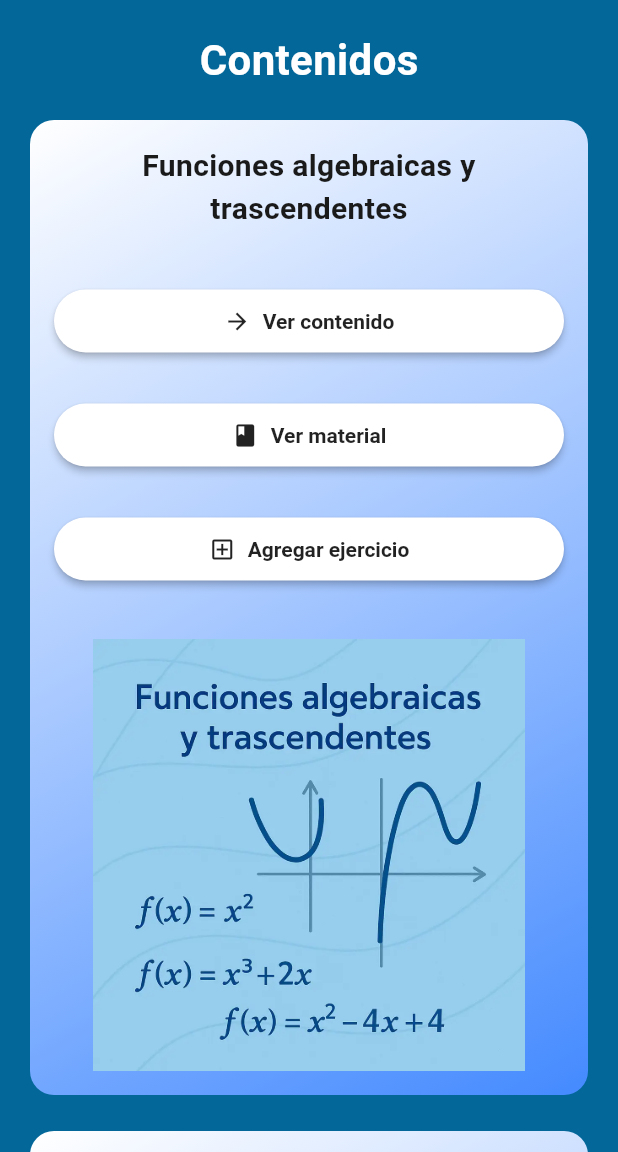
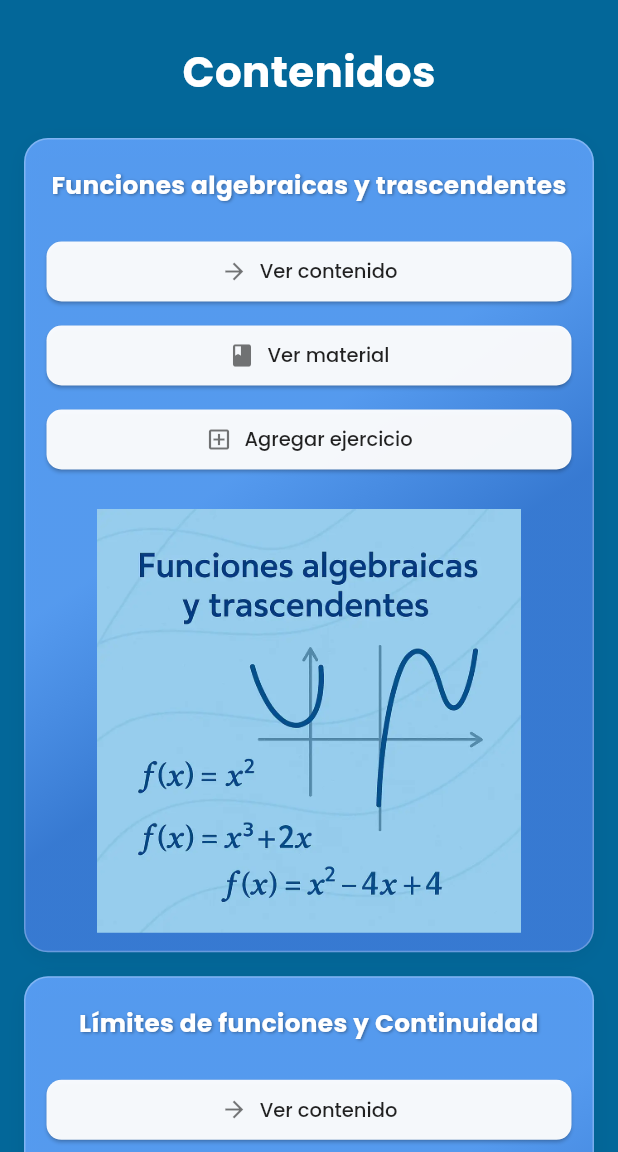
Before and after one commit to Raccoon0G/studyconnect, a Flutter app: the ContentPage screen opened by its route, on a phone screen of 412 x 824 dp, the part 84-1236 px from its top. Run offline on Flutter 3.47's test engine with Material 3 defaults, Android fonts, the light colour scheme and no system bars; our stand-ins replace audioplayers, cached_network_image, cloud_firestore, confetti, expansion_tile_card, file_picker and 12 more; missing offline and left inert: dart:html, dart:ui_web, flutter_facebook_auth, flutter_math_fork; accounts and stored records are empty; generated files the repository leaves out were written again.

Commit message:
Modifique el contentpage y card tema para que se viera más estetico

```diff
--- a/lib/screens/content_page.dart
+++ b/lib/screens/content_page.dart
@@ -1,7 +1,6 @@
 import 'package:flutter/material.dart';
 import 'package:google_fonts/google_fonts.dart';
 import 'package:study_connect/widgets/card_tema.dart';
-import 'package:study_connect/widgets/notification_icon_widget.dart';
 import 'package:firebase_auth/firebase_auth.dart';
 import 'package:study_connect/widgets/widgets.dart' show CustomAppBar;
 
@@ -12,24 +11,72 @@ class ContentPage extends StatelessWidget {
     {
       'clave': 'FnAlg',
       'titulo': 'Funciones algebraicas y trascendentes',
-      'imagen': 'funciones.webp',
+      'imagen': 'assets/images/funciones.webp',
     },
     {
       'clave': 'Lim',
       'titulo': 'Límites de funciones y Continuidad',
-      'imagen': 'limites.webp',
+      'imagen': 'assets/images/limites3.webp',
     },
     {
       'clave': 'Der',
       'titulo': 'Derivada y optimización',
-      'imagen': 'derivadas3.webp',
+      'imagen': 'assets/images/derivadas5.webp',
     },
     {
       'clave': 'TecInteg',
       'titulo': 'Técnicas de integración',
-      'imagen': 'tecnicas2.webp',
+      'imagen': 'assets/images/tecnicas2.webp',
     },
   ];
+
+  void _showLoginRequiredDialog(BuildContext context) {
+    showDialog(
+      context: context,
+      builder:
+          (BuildContext dialogContext) => AlertDialog(
+            shape: RoundedRectangleBorder(
+              borderRadius: BorderRadius.circular(15),
+            ),
+            title: Text(
+              'Inicio de Sesión Requerido',
+              style: GoogleFonts.poppins(fontWeight: FontWeight.bold),
+            ),
+            content: Text(
+              'Para realizar esta acción, necesitas iniciar sesión.',
+              style: GoogleFonts.poppins(),
+            ),
+            actions: <Widget>[
+              TextButton(
+                child: Text(
+                  'Cancelar',
+                  style: GoogleFonts.poppins(
+                    color: Theme.of(dialogContext).colorScheme.secondary,
+                  ),
+                ),
+                onPressed: () {
+                  Navigator.of(dialogContext).pop();
+                },
+              ),
+              ElevatedButton(
+                style: ElevatedButton.styleFrom(
+                  backgroundColor: Theme.of(dialogContext).colorScheme.primary,
+                  foregroundColor:
+                      Theme.of(dialogContext).colorScheme.onPrimary,
+                  shape: RoundedRectangleBorder(
+                    borderRadius: BorderRadius.circular(10),
+                  ),
+                ),
+                child: Text('Iniciar Sesión', style: GoogleFonts.poppins()),
+                onPressed: () {
+                  Navigator.of(dialogContext).pop();
+                  Navigator.pushNamed(context, '/login');
+                },
+              ),
+            ],
+          ),
+    );
+  }
 
   Widget _botonProtegido(
     BuildContext context, {
@@ -38,181 +85,127 @@ class ContentPage extends StatelessWidget {
     required String ruta,
   }) {
     final isLoggedIn = FirebaseAuth.instance.currentUser != null;
-
     return ElevatedButton.icon(
       onPressed: () {
         if (!isLoggedIn) {
-          showDialog(
-            context: context,
-            builder:
-                (context) => AlertDialog(
-                  title: const Text('Inicio de sesión requerido'),
-                  content: const Text(
-                    'Para realizar esta acción necesitas iniciar sesión.',
-                  ),
-                  actions: [
-                    TextButton(
-                      onPressed: () => Navigator.pop(context),
-                      child: const Text('Cancelar'),
-                    ),
-                    ElevatedButton(
-                      onPressed: () {
-                        Navigator.pop(context);
-                        Navigator.pushNamed(context, '/login');
-                      },
-                      child: const Text('Iniciar sesión'),
-                    ),
-                  ],
-                ),
-          );
+          _showLoginRequiredDialog(context);
         } else {
           Navigator.pushNamed(context, ruta);
         }
       },
-      icon: Icon(icono),
-      label: Text(texto),
+      icon: Icon(icono, size: 16),
+      label: Text(texto, style: GoogleFonts.poppins(fontSize: 13)),
       style: ElevatedButton.styleFrom(
         backgroundColor: Colors.white,
-        foregroundColor: isLoggedIn ? Colors.black : Colors.grey.shade600,
-        elevation: isLoggedIn ? 4 : 0,
+        foregroundColor: isLoggedIn ? Colors.black87 : Colors.grey.shade600,
+        elevation: isLoggedIn ? 3 : 0,
+        padding: const EdgeInsets.symmetric(horizontal: 16, vertical: 10),
+        shape: RoundedRectangleBorder(borderRadius: BorderRadius.circular(8)),
       ),
     );
   }
 
   @override
   Widget build(BuildContext context) {
-    //final isWide = MediaQuery.of(context).size.width > 800;
+    final theme = Theme.of(context);
+    final screenWidth = MediaQuery.of(context).size.width;
+
+    int crossAxisCount;
+    double childAspectRatio;
+    double mainAxisSpacing = 16.0;
+    double crossAxisSpacing = 16.0;
+    EdgeInsets gridPadding = const EdgeInsets.symmetric(
+      horizontal: 16.0,
+      vertical: 20.0,
+    );
+
+    if (screenWidth > 1150) {
+      crossAxisCount = 4;
+      childAspectRatio =
+          0.72; // Ajusta este valor para que la imagen tenga buen tamaño
+      mainAxisSpacing = 20.0;
+      crossAxisSpacing = 20.0;
+      gridPadding = const EdgeInsets.symmetric(
+        horizontal: 24.0,
+        vertical: 20.0,
+      );
+    } else if (screenWidth > 850) {
+      crossAxisCount = 3;
+      childAspectRatio = 0.7;
+      mainAxisSpacing = 18.0;
+      crossAxisSpacing = 18.0;
+    } else if (screenWidth > 550) {
+      crossAxisCount = 2;
+      childAspectRatio = 0.75;
+    } else {
+      crossAxisCount = 1;
+      childAspectRatio = 0.7;
+    }
 
     return Scaffold(
       backgroundColor: const Color(0xFF036799),
-      appBar: const CustomAppBar(showBack: true),
-
+      appBar: const CustomAppBar(titleText: "Study Connect", showBack: true),
       body: SingleChildScrollView(
-        padding: const EdgeInsets.all(20),
+        padding: gridPadding,
         child: Column(
-          crossAxisAlignment: CrossAxisAlignment.start,
+          crossAxisAlignment: CrossAxisAlignment.center,
           children: [
-            Center(
-              child: const Text(
+            Padding(
+              padding: const EdgeInsets.only(bottom: 24.0, top: 8.0),
+              child: Text(
                 'Contenidos',
-                style: TextStyle(
+                style: GoogleFonts.poppins(
                   fontSize: 28,
                   fontWeight: FontWeight.bold,
                   color: Colors.white,
                 ),
               ),
             ),
-            const SizedBox(height: 20),
+
+            GridView.builder(
+              shrinkWrap: true,
+              physics: const NeverScrollableScrollPhysics(),
+              gridDelegate: SliverGridDelegateWithFixedCrossAxisCount(
+                crossAxisCount: crossAxisCount,
+                crossAxisSpacing: crossAxisSpacing,
+                mainAxisSpacing: mainAxisSpacing,
+                childAspectRatio: childAspectRatio,
+              ),
+              itemCount: temas.length,
+              itemBuilder: (context, index) {
+                final tema = temas[index];
+                // CardTema ahora maneja su propio onTap principal
+                return CardTema(
+                  titulo: tema['titulo']!,
+                  clave: tema['clave']!,
+                  imagen: tema['imagen']!,
+                );
+              },
+            ),
+            const SizedBox(height: 32),
 
             Center(
               child: Wrap(
-                spacing: 24,
-                runSpacing: 24,
+                spacing: 16,
+                runSpacing: 12,
                 alignment: WrapAlignment.center,
-                children: [
-                  CardTema(
-                    titulo: 'Funciones algebraicas y trascendentes',
-                    clave: 'FnAlg',
-                    imagen: 'funciones.webp',
-                  ),
-                  CardTema(
-                    titulo: 'Límites de funciones y Continuidad',
-                    clave: 'Lim',
-                    imagen: 'limites3.webp',
-                  ),
-                  CardTema(
-                    titulo: 'Derivada y optimización',
-                    clave: 'Der',
-                    imagen: 'derivadas5.webp',
-                  ),
-                  CardTema(
-                    titulo: 'Técnicas de integración',
-                    clave: 'TecInteg',
-                    imagen: 'tecnicas2.webp',
-                  ),
-                ],
-              ),
-            ),
-            //OTRA VISTA DE LAS TARJETAS
-            //isWide
-            //    ? Center(
-            //      child: SizedBox(
-            //        width:
-            //            MediaQuery.of(context).size.width *
-            //            0.94, // margen lateral
-            //        child: SingleChildScrollView(
-            //          scrollDirection: Axis.horizontal,
-            //          child: Row(
-            //            mainAxisAlignment: MainAxisAlignment.center,
-            //            children:
-            //                temas.map((tema) {
-            //                  return Padding(
-            //                    padding: const EdgeInsets.symmetric(
-            //                      horizontal: 12,
-            //                    ),
-            //                    child: _buildCard(context, tema),
-            //                  );
-            //                }).toList(),
-            //          ),
-            //        ),
-            //      ),
-            //    )
-            //    : Column(
-            //      children:
-            //          temas
-            //              .map(
-            //                (tema) => Padding(
-            //                  padding: const EdgeInsets.only(bottom: 16),
-            //                  child: _buildCard(context, tema),
-            //                ),
-            //              )
-            //              .toList(),
-            //    ),
-            const SizedBox(height: 30),
-            // Row(
-            //   mainAxisAlignment: MainAxisAlignment.center,
-            //   children: [
-            //     ElevatedButton.icon(
-            //       onPressed:
-            //           () => Navigator.pushNamed(context, '/exercise_upload'),
-            //       icon: const Icon(Icons.add),
-            //       label: const Text('Agregar ejercicio'),
-            //       style: ElevatedButton.styleFrom(
-            //         backgroundColor: Colors.white,
-            //         foregroundColor: Colors.black,
-            //       ),
-            //     ),
-            //     const SizedBox(width: 16),
-            //     ElevatedButton.icon(
-            //       onPressed:
-            //           () => Navigator.pushNamed(context, '/upload_material'),
-            //       icon: const Icon(Icons.add),
-            //       label: const Text('Agregar material'),
-            //       style: ElevatedButton.styleFrom(
-            //         backgroundColor: Colors.white,
-            //         foregroundColor: Colors.black,
-            //       ),
-            //     ),
-            //   ],
-            // ),
-            Row(
-              mainAxisAlignment: MainAxisAlignment.center,
                 children: [
                   _botonProtegido(
                     context,
-                  icono: Icons.add,
+                    icono: Icons.add_circle_outline,
                     texto: 'Agregar ejercicio',
                     ruta: '/exercise_upload',
                   ),
-                const SizedBox(width: 16),
                   _botonProtegido(
                     context,
-                  icono: Icons.add,
+                    icono: Icons.post_add_outlined,
                     texto: 'Agregar material',
                     ruta: '/upload_material',
                   ),
                 ],
               ),
+            ),
+            const SizedBox(height: 20),
           ],
         ),
       ),
--- a/lib/widgets/card_tema.dart
+++ b/lib/widgets/card_tema.dart
@@ -1,5 +1,6 @@
 import 'package:flutter/material.dart';
 import 'package:google_fonts/google_fonts.dart';
+import 'package:firebase_auth/firebase_auth.dart';
 
 class CardTema extends StatefulWidget {
   final String titulo;
@@ -20,19 +21,109 @@ class CardTema extends StatefulWidget {
 class _CardTemaState extends State<CardTema> {
   bool isHovered = false;
 
+  void _showLoginRequiredDialog(BuildContext context) {
+    showDialog(
+      context: context,
+      builder:
+          (BuildContext dialogContext) => AlertDialog(
+            shape: RoundedRectangleBorder(
+              borderRadius: BorderRadius.circular(15),
+            ),
+            title: Text(
+              'Inicio de Sesión Requerido',
+              style: GoogleFonts.poppins(fontWeight: FontWeight.bold),
+            ),
+            content: Text(
+              'Para realizar esta acción, necesitas iniciar sesión.',
+              style: GoogleFonts.poppins(),
+            ),
+            actions: <Widget>[
+              TextButton(
+                child: Text(
+                  'Cancelar',
+                  style: GoogleFonts.poppins(
+                    color: Theme.of(dialogContext).colorScheme.secondary,
+                  ),
+                ),
+                onPressed: () {
+                  Navigator.of(dialogContext).pop();
+                },
+              ),
+              ElevatedButton(
+                style: ElevatedButton.styleFrom(
+                  backgroundColor: Theme.of(dialogContext).colorScheme.primary,
+                  foregroundColor:
+                      Theme.of(dialogContext).colorScheme.onPrimary,
+                  shape: RoundedRectangleBorder(
+                    borderRadius: BorderRadius.circular(10),
+                  ),
+                ),
+                child: Text('Iniciar Sesión', style: GoogleFonts.poppins()),
+                onPressed: () {
+                  Navigator.of(dialogContext).pop();
+                  Navigator.pushNamed(context, '/login');
+                },
+              ),
+            ],
+          ),
+    );
+  }
+
+  Widget _buildButton(
+    BuildContext context,
+    String texto,
+    IconData icono,
+    VoidCallback onPressedCallback,
+  ) {
+    // Mantenemos el estilo de tus botones internos originales
+    final theme = Theme.of(context);
+    return Padding(
+      padding: const EdgeInsets.symmetric(vertical: 4.0),
+      child: ElevatedButton.icon(
+        onPressed: onPressedCallback,
+        icon: Icon(icono, size: 18, color: Colors.black54),
+        label: Text(
+          texto,
+          style: GoogleFonts.poppins(
+            fontSize: 13,
+            fontWeight: FontWeight.w500,
+            color: Colors.black87,
+          ),
+        ),
+        style: ElevatedButton.styleFrom(
+          backgroundColor: Colors.white.withOpacity(0.95),
+          elevation: 1,
+          minimumSize: const Size.fromHeight(40),
+          padding: const EdgeInsets.symmetric(horizontal: 12),
+          shape: RoundedRectangleBorder(
+            borderRadius: BorderRadius.circular(10),
+          ),
+        ),
+      ),
+    );
+  }
+
   @override
   Widget build(BuildContext context) {
-    final bool isWide = MediaQuery.of(context).size.width > 1000;
+    final theme = Theme.of(context);
 
     return MouseRegion(
       onEnter: (_) => setState(() => isHovered = true),
       onExit: (_) => setState(() => isHovered = false),
       child: GestureDetector(
+        // <--- GESTURE DETECTOR PRINCIPAL PARA TODA LA TARJETA
         onTap: () {
+          // Acción por defecto al tocar la tarjeta (navegar a lista de ejercicios)
+          print(
+            'Card Tapped: Navigating to /exercise_list with clave: ${widget.clave}, titulo: ${widget.titulo}',
+          );
           Navigator.pushNamed(
             context,
             '/exercise_list',
-            arguments: {'tema': widget.clave, 'titulo': widget.titulo},
+            arguments: {
+              'tema': widget.clave,
+              'titulo': widget.titulo,
+            }, // Usar 'tema' como clave para los argumentos
           );
         },
         child: AnimatedContainer(
@@ -40,61 +131,138 @@ class _CardTemaState extends State<CardTema> {
           curve: Curves.easeOut,
           transform:
               isHovered
-                  ? (Matrix4.identity()..scale(1.03))
+                  ? (Matrix4.identity()..scale(1.02))
                   : Matrix4.identity(),
-
           decoration: BoxDecoration(
-            boxShadow:
-                isHovered
-                    ? [
+            borderRadius: BorderRadius.circular(18),
+            boxShadow: [
               BoxShadow(
-                        color: Colors.black.withOpacity(0.08),
-                        blurRadius: 12,
-                        offset: Offset(0, 6),
+                color: Colors.black.withOpacity(isHovered ? 0.12 : 0.06),
+                blurRadius: isHovered ? 18 : 10,
+                spreadRadius: isHovered ? 1 : 0,
+                offset: Offset(0, isHovered ? 6 : 3),
               ),
-                    ]
-                    : [],
-            borderRadius: BorderRadius.circular(16),
+            ],
           ),
           child: Container(
-            height: 650,
-            width: isWide ? 400 : double.infinity,
-            padding: const EdgeInsets.all(16),
+            // La altura se manejará por el contenido y cómo se coloque en ContentPage
+            // width: isWide ? 400 : double.infinity, // El Wrap en ContentPage controlará el ancho
             decoration: BoxDecoration(
-              gradient: const LinearGradient(
-                colors: [Colors.white, Colors.blueAccent],
+              gradient: LinearGradient(
+                colors: [
+                  const Color(0xFF63A4FF).withOpacity(0.85),
+                  const Color(0xFF3A7BD5).withOpacity(0.95),
+                ],
                 begin: Alignment.topLeft,
                 end: Alignment.bottomRight,
+                stops: const [0.4, 0.6],
               ),
               borderRadius: BorderRadius.circular(16),
+              border: Border.all(
+                color: Colors.white.withOpacity(0.25),
+                width: 1.0,
+              ),
             ),
             child: Column(
-              mainAxisAlignment: MainAxisAlignment.spaceBetween,
+              crossAxisAlignment: CrossAxisAlignment.stretch,
               children: [
-                Column(
+                Padding(
+                  padding: const EdgeInsets.fromLTRB(14, 18, 14, 10),
+                  child: Column(
+                    mainAxisSize: MainAxisSize.min,
+                    crossAxisAlignment: CrossAxisAlignment.stretch,
                     children: [
                       Text(
                         widget.titulo,
                         textAlign: TextAlign.center,
-                      style: GoogleFonts.roboto(
-                        fontSize: 20,
+                        style: GoogleFonts.poppins(
+                          fontSize: 16.5,
                           fontWeight: FontWeight.bold,
-                        color: const Color(0xFF1A1A1A),
+                          color: Colors.white,
+                          shadows: [
+                            Shadow(
+                              blurRadius: 2.0,
+                              color: Colors.black.withOpacity(0.35),
+                              offset: const Offset(1, 1),
                             ),
+                          ],
                         ),
-                    const SizedBox(height: 30),
-                    _buildButton(context, 'Ver contenido', Icons.arrow_forward),
-                    const SizedBox(height: 16),
-                    _buildButton(context, 'Ver material', Icons.book),
-                    const SizedBox(height: 16),
+                        maxLines: 2,
+                        overflow: TextOverflow.ellipsis,
+                      ),
+                      const SizedBox(height: 18),
+                      _buildButton(
+                        context,
+                        'Ver contenido',
+                        Icons.arrow_forward,
+                        () {
+                          // Icono original
+                          print(
+                            'Button "Ver contenido" Tapped: Navigating to /exercise_list with clave: ${widget.clave}, titulo: ${widget.titulo}',
+                          );
+                          Navigator.pushNamed(
+                            context,
+                            '/exercise_list', // Ruta original del CardTema para "Ver contenido"
+                            arguments: {
+                              'tema': widget.clave,
+                              'titulo': widget.titulo,
+                            },
+                          );
+                        },
+                      ),
+                      _buildButton(context, 'Ver material', Icons.book, () {
+                        // Icono original
+                        print(
+                          'Button "Ver material" Tapped: Navigating to /material_list with clave: ${widget.clave}, titulo: ${widget.titulo}',
+                        );
+                        Navigator.pushNamed(
+                          context,
+                          '/material_list',
+                          arguments: {
+                            'tema': widget.clave,
+                            'titulo': widget.titulo,
+                          }, // Usar 'tema'
+                        );
+                      }),
                       _buildButton(
                         context,
                         'Agregar ejercicio',
                         Icons.add_box_outlined,
+                        () {
+                          // Icono original
+                          final isLoggedIn =
+                              FirebaseAuth.instance.currentUser != null;
+                          if (!isLoggedIn) {
+                            _showLoginRequiredDialog(context);
+                          } else {
+                            print(
+                              'Button "Agregar ejercicio" Tapped: Navigating to /exercise_upload',
+                            );
+                            // En tu ContentPage original, _botonProtegido para 'Agregar ejercicio' no pasaba argumentos.
+                            // Si necesitas pasar argumentos para esta ruta DESDE CardTema, añádelos aquí.
+                            // Ejemplo: arguments: {'temaClave': widget.clave}
+                            Navigator.pushNamed(context, '/exercise_upload');
+                          }
+                        },
                       ),
                     ],
                   ),
-                _buildImage(widget.imagen),
+                ),
+                const SizedBox(height: 8),
+                Expanded(
+                  child: Padding(
+                    padding: const EdgeInsets.fromLTRB(12, 0, 12, 12),
+                    child: ClipRRect(
+                      borderRadius: BorderRadius.circular(10.0),
+                      child: Image.asset(
+                        widget
+                            .imagen, // Asegúrate que esta ruta ya incluya 'assets/images/'
+                        fit: BoxFit.contain,
+                        alignment: Alignment.center,
+                      ),
+                    ),
+                  ),
+                ),
               ],
             ),
           ),
@@ -102,58 +270,4 @@ class _CardTemaState extends State<CardTema> {
       ),
     );
   }
-
-  Widget _buildButton(BuildContext context, String texto, IconData icono) {
-    return Padding(
-      padding: const EdgeInsets.symmetric(vertical: 6.0),
-      child: ElevatedButton.icon(
-        onPressed: () {
-          if (texto == 'Ver contenido') {
-            Navigator.pushNamed(
-              context,
-              '/exercise_list',
-              arguments: {'tema': widget.clave, 'titulo': widget.titulo},
-            );
-          } else if (texto == 'Ver material') {
-            Navigator.pushNamed(
-              context,
-              '/material_list',
-              arguments: {'tema': widget.clave, 'titulo': widget.titulo},
-            );
-          } else if (texto == 'Agregar ejercicio') {
-            Navigator.pushNamed(context, '/exercise_upload');
 }
-        },
-        icon: Icon(icono, size: 18),
-        label: Text(texto, style: const TextStyle(fontWeight: FontWeight.w600)),
-        style: ElevatedButton.styleFrom(
-          backgroundColor: Colors.white,
-          foregroundColor: Colors.black87,
-          elevation: 2,
-          minimumSize: const Size.fromHeight(42),
-          padding: const EdgeInsets.symmetric(horizontal: 16),
-          shape: RoundedRectangleBorder(
-            borderRadius: BorderRadius.circular(30),
-          ),
-        ),
-      ),
-    );
-  }
-
-  Widget _buildImage(String assetName) {
-    return Flexible(
-      child: Padding(
-        padding: const EdgeInsets.only(top: 30),
-        child: ClipRRect(
-          borderRadius: BorderRadius.circular(12),
-          child: Image.asset(
-            'assets/images/$assetName',
-            fit: BoxFit.contain,
-            alignment: Alignment.topCenter,
-            width: double.infinity,
-          ),
-        ),
-      ),
-    );
-  }
-}
```
Lines whose indentation alone changed are shown as unchanged.
